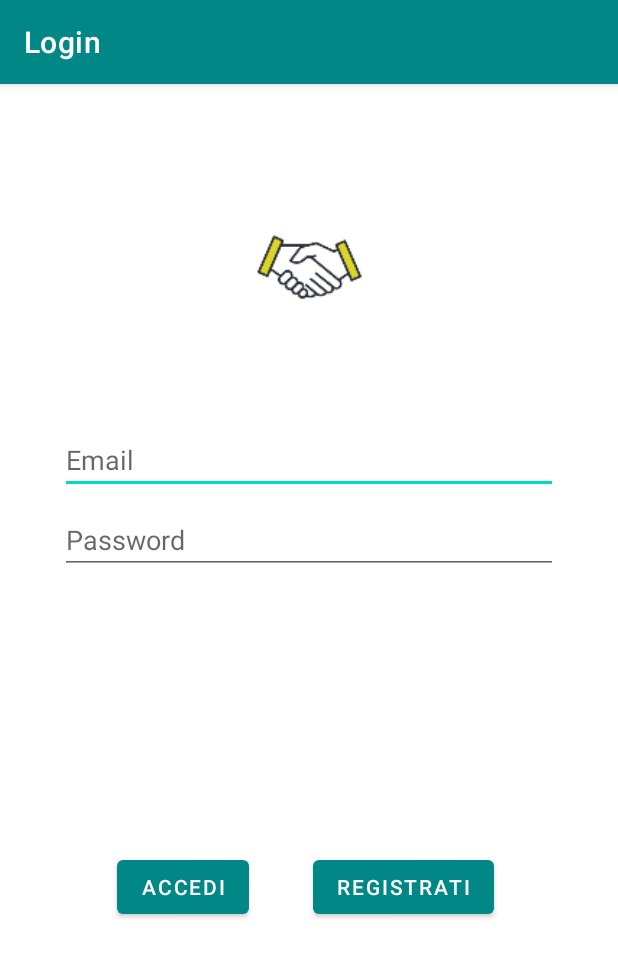
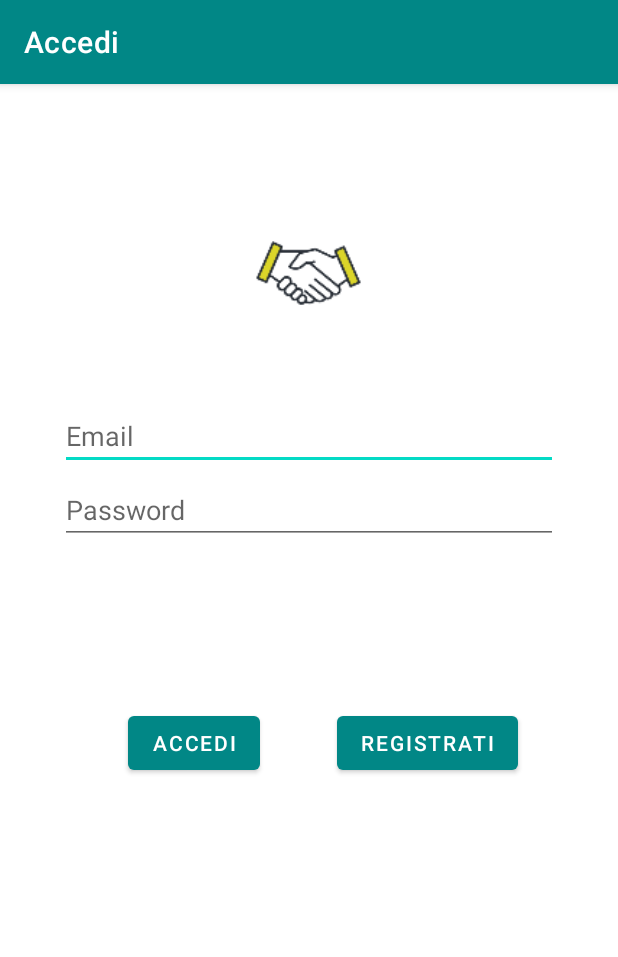
Before and after one commit to giadagabriele/Infocard, an Android app: the screen it shows after launch (Login), on a phone screen of 412 x 824 dp. Shown: the top 957 px of the screen. Run offline under Robolectric (Android 15) with nearby library versions, the phone set to English and light mode, and no system bars; our stand-ins replace Firebase (no records; nobody signed in at launch, a user with empty details on screens opened directly).

Commit message:
testi tutti in italiano

```diff
--- a/app/src/main/java/com/example/contatti/ui/login/Login.java
+++ b/app/src/main/java/com/example/contatti/ui/login/Login.java
@@ -48,7 +48,7 @@ public class Login extends AppCompatActivity {
 
         final EditText usernameEditText = findViewById(R.id.username);
         final EditText passwordEditText = findViewById(R.id.password);
-        final Button loginButton = findViewById(R.id.login);
+        final Button loginButton = findViewById(R.id.accedi);
         final ProgressBar loadingProgressBar = findViewById(R.id.loading);
 
         loginViewModel.getLoginFormState().observe(this, new Observer<LoginFormState>() {
@@ -122,7 +122,7 @@ public class Login extends AppCompatActivity {
                     @Override
                     public void onComplete(@NonNull Task<AuthResult> task) {
                         if (task.isSuccessful()) {
-                            Toast.makeText(Login.this, "Login effettuato", Toast.LENGTH_SHORT).show();
+                            Toast.makeText(Login.this, "ACCESSO EFFETTUATO", Toast.LENGTH_SHORT).show();
                             startActivity(new Intent(getApplicationContext(), MainActivity.class));
                         }
                         else {
--- a/app/src/main/res/layout/activity_login.xml
+++ b/app/src/main/res/layout/activity_login.xml
@@ -16,7 +16,7 @@
         android:layout_width="0dp"
         android:layout_height="wrap_content"
         android:layout_marginStart="24dp"
-        android:layout_marginTop="212dp"
+        android:layout_marginTop="196dp"
         android:layout_marginEnd="24dp"
         android:hint="@string/prompt_email"
         android:importantForAutofill="no"
@@ -31,7 +31,7 @@
         android:layout_width="0dp"
         android:layout_height="wrap_content"
         android:layout_marginStart="24dp"
-        android:layout_marginTop="8dp"
+        android:layout_marginTop="4dp"
         android:layout_marginEnd="24dp"
         android:hint="@string/prompt_password"
         android:imeActionLabel="@string/action_accedi"
@@ -51,22 +51,10 @@
         android:src="@mipmap/logo_round"
         app:layout_constraintBottom_toTopOf="@+id/username"
         app:layout_constraintEnd_toEndOf="parent"
+        app:layout_constraintHorizontal_bias="0.498"
         app:layout_constraintStart_toStartOf="parent"
-        app:layout_constraintTop_toTopOf="parent" />
-
-    <Button
-        android:id="@+id/login"
-        android:layout_width="wrap_content"
-        android:layout_height="wrap_content"
-        android:layout_gravity="start"
-        android:enabled="true"
-        android:text="@string/action_accedi"
-        app:layout_constraintBottom_toBottomOf="parent"
-        app:layout_constraintEnd_toEndOf="parent"
-        app:layout_constraintHorizontal_bias="0.213"
-        app:layout_constraintStart_toStartOf="parent"
-        app:layout_constraintTop_toBottomOf="@+id/password"
-        app:layout_constraintVertical_bias="0.489" />
+        app:layout_constraintTop_toTopOf="parent"
+        app:layout_constraintVertical_bias="0.629" />
 
     <Button
         android:id="@+id/registrati"
@@ -77,10 +65,24 @@
         android:text="@string/action_registrati"
         app:layout_constraintBottom_toBottomOf="parent"
         app:layout_constraintEnd_toEndOf="parent"
-        app:layout_constraintHorizontal_bias="0.742"
+        app:layout_constraintHorizontal_bias="0.804"
         app:layout_constraintStart_toStartOf="parent"
         app:layout_constraintTop_toBottomOf="@+id/password"
-        app:layout_constraintVertical_bias="0.489" />
+        app:layout_constraintVertical_bias="0.273" />
+
+    <Button
+        android:id="@+id/accedi"
+        android:layout_width="wrap_content"
+        android:layout_height="wrap_content"
+        android:layout_gravity="start"
+        android:enabled="true"
+        android:text="@string/action_accedi"
+        app:layout_constraintBottom_toBottomOf="parent"
+        app:layout_constraintEnd_toStartOf="@+id/registrati"
+        app:layout_constraintHorizontal_bias="0.576"
+        app:layout_constraintStart_toStartOf="parent"
+        app:layout_constraintTop_toBottomOf="@+id/password"
+        app:layout_constraintVertical_bias="0.273" />
 
     <ProgressBar
         android:id="@+id/loading"
--- a/app/src/main/res/values/strings.xml
+++ b/app/src/main/res/values/strings.xml
@@ -1,14 +1,13 @@
 <resources>
     <string name="app_name">Get Contact</string>
-    <string name="title_activity_login">Login</string>
+    <string name="title_activity_login">Accedi</string>
     <string name="prompt_email">Email</string>
     <string name="prompt_password">Password</string>
     <string name="action_registrati">Registrati</string>
     <string name="action_accedi">Accedi</string>
-    <string name="welcome">"Welcome !"</string>
-    <string name="invalid_username">Not a valid username</string>
-    <string name="invalid_password">Password must be >5 characters</string>
-    <string name="login_failed">"Login failed"</string>
+    <string name="invalid_username">Nome utente non valido</string>
+    <string name="invalid_password">La password deve essere >5 caratteri</string>
+    <string name="login_failed">"Accesso fallito"</string>
     <string name="esci">Esci</string>
     <string name="todo">TODO</string>
 </resources>
```
